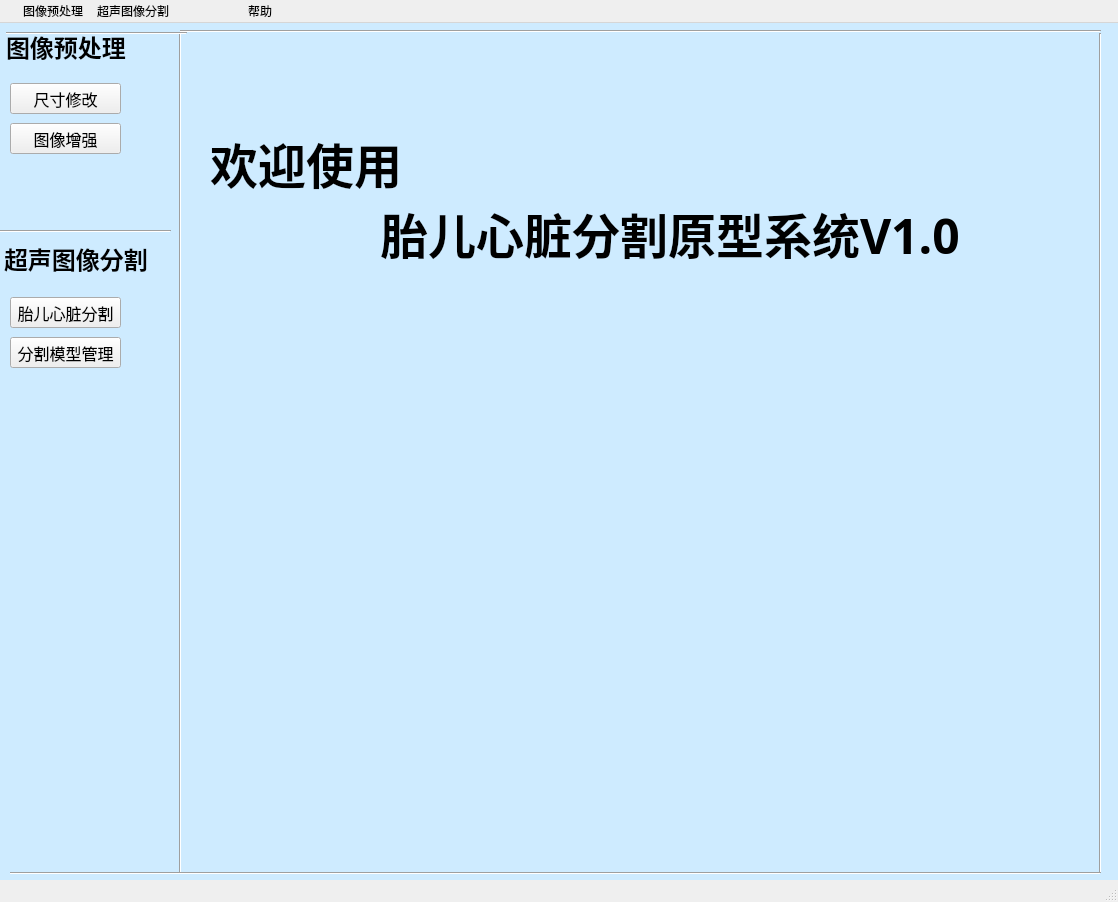
First picture: the form in mainwindow.ui, repository gaoge230/MedialHandle, before the edit.
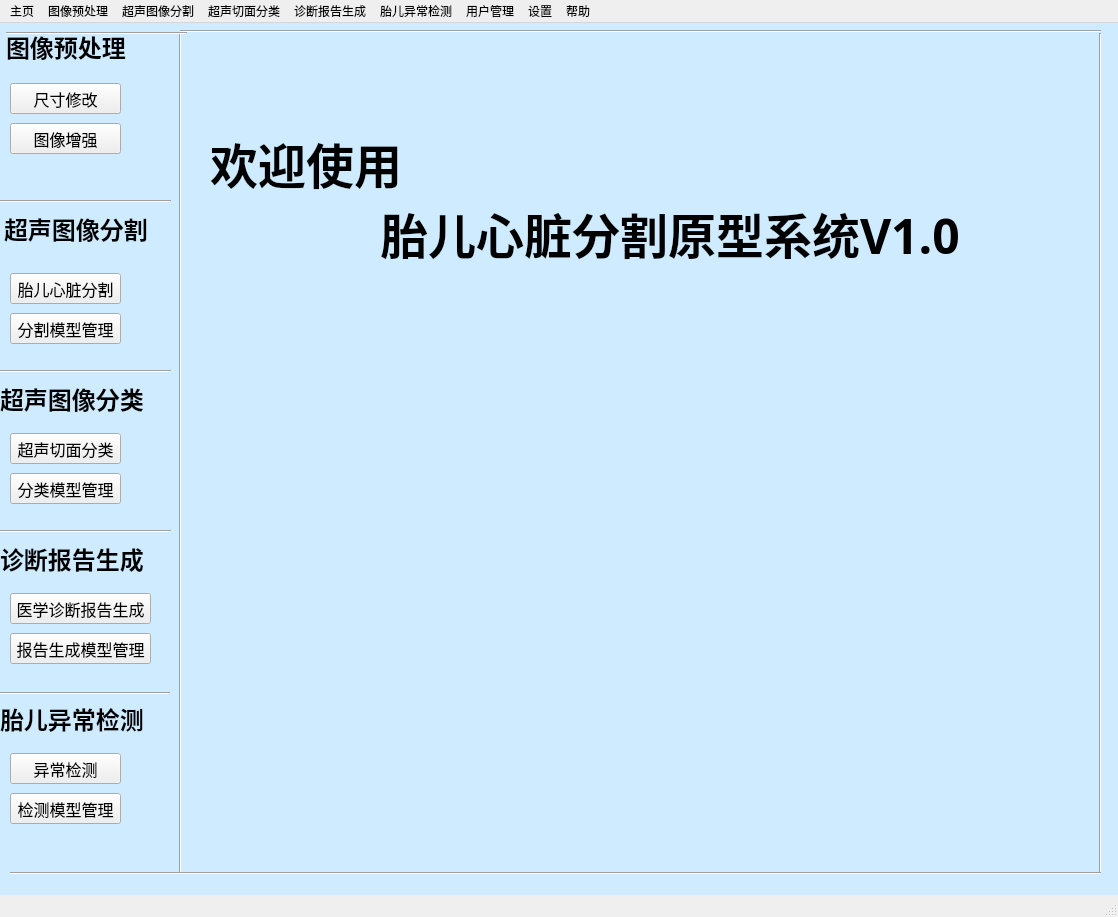
Second picture: the form after the edit. Icons and pictures are not drawn.

The edit to the form file:
```diff
--- a/mainwindow.ui
+++ b/mainwindow.ui
@@ -7,7 +7,7 @@
     <x>0</x>
     <y>0</y>
     <width>1118</width>
-    <height>902</height>
+    <height>917</height>
    </rect>
   </property>
   <property name="windowTitle">
@@ -62,7 +62,7 @@
     <property name="geometry">
      <rect>
       <x>4</x>
-      <y>210</y>
+      <y>180</y>
       <width>171</width>
       <height>51</height>
      </rect>
@@ -83,7 +83,7 @@
     <property name="geometry">
      <rect>
       <x>10</x>
-      <y>274</y>
+      <y>250</y>
       <width>111</width>
       <height>31</height>
      </rect>
@@ -102,7 +102,7 @@
     <property name="geometry">
      <rect>
       <x>10</x>
-      <y>314</y>
+      <y>290</y>
       <width>111</width>
       <height>31</height>
      </rect>
@@ -119,16 +119,22 @@
    </widget>
    <widget class="QPushButton" name="pushButton_5">
     <property name="enabled">
-     <bool>false</bool>
+     <bool>true</bool>
     </property>
     <property name="geometry">
      <rect>
-      <x>30</x>
-      <y>900</y>
-      <width>91</width>
+      <x>10</x>
+      <y>450</y>
+      <width>111</width>
       <height>31</height>
      </rect>
     </property>
+    <property name="font">
+     <font>
+      <family>宋体</family>
+      <pointsize>12</pointsize>
+     </font>
+    </property>
     <property name="text">
      <string>分类模型管理</string>
     </property>
@@ -138,16 +144,22 @@
    </widget>
    <widget class="QPushButton" name="pushButton_6">
     <property name="enabled">
-     <bool>false</bool>
+     <bool>true</bool>
     </property>
     <property name="geometry">
      <rect>
-      <x>30</x>
-      <y>860</y>
-      <width>91</width>
+      <x>10</x>
+      <y>410</y>
+      <width>111</width>
       <height>31</height>
      </rect>
     </property>
+    <property name="font">
+     <font>
+      <family>宋体</family>
+      <pointsize>12</pointsize>
+     </font>
+    </property>
     <property name="text">
      <string>超声切面分类</string>
     </property>
@@ -161,8 +173,8 @@
     </property>
     <property name="geometry">
      <rect>
-      <x>30</x>
-      <y>940</y>
+      <x>280</x>
+      <y>930</y>
       <width>91</width>
       <height>31</height>
      </rect>
@@ -176,18 +188,24 @@
    </widget>
    <widget class="QPushButton" name="pushButton_8">
     <property name="enabled">
-     <bool>false</bool>
+     <bool>true</bool>
     </property>
     <property name="geometry">
      <rect>
-      <x>30</x>
-      <y>1090</y>
-      <width>91</width>
+      <x>10</x>
+      <y>610</y>
+      <width>141</width>
       <height>31</height>
      </rect>
     </property>
+    <property name="font">
+     <font>
+      <family>宋体</family>
+      <pointsize>12</pointsize>
+     </font>
+    </property>
     <property name="text">
-     <string>去噪模型管理</string>
+     <string>报告生成模型管理</string>
     </property>
     <property name="default">
      <bool>false</bool>
@@ -195,18 +213,24 @@
    </widget>
    <widget class="QPushButton" name="pushButton_9">
     <property name="enabled">
-     <bool>false</bool>
+     <bool>true</bool>
     </property>
     <property name="geometry">
      <rect>
-      <x>30</x>
-      <y>1050</y>
-      <width>91</width>
+      <x>10</x>
+      <y>570</y>
+      <width>141</width>
       <height>31</height>
      </rect>
     </property>
+    <property name="font">
+     <font>
+      <family>宋体</family>
+      <pointsize>12</pointsize>
+     </font>
+    </property>
     <property name="text">
-     <string>超声图像去噪</string>
+     <string>医学诊断报告生成</string>
     </property>
     <property name="default">
      <bool>false</bool>
@@ -218,8 +242,8 @@
     </property>
     <property name="geometry">
      <rect>
-      <x>30</x>
-      <y>1130</y>
+      <x>380</x>
+      <y>930</y>
       <width>91</width>
       <height>31</height>
      </rect>
@@ -351,16 +375,22 @@
    </widget>
    <widget class="QPushButton" name="pushButton_13">
     <property name="enabled">
-     <bool>false</bool>
+     <bool>true</bool>
     </property>
     <property name="geometry">
      <rect>
-      <x>30</x>
-      <y>1220</y>
-      <width>91</width>
+      <x>10</x>
+      <y>730</y>
+      <width>111</width>
       <height>31</height>
      </rect>
     </property>
+    <property name="font">
+     <font>
+      <family>宋体</family>
+      <pointsize>12</pointsize>
+     </font>
+    </property>
     <property name="text">
      <string>异常检测</string>
     </property>
@@ -385,7 +415,7 @@
     <property name="geometry">
      <rect>
       <x>-10</x>
-      <y>200</y>
+      <y>170</y>
       <width>181</width>
       <height>16</height>
      </rect>
@@ -422,16 +452,22 @@
    </widget>
    <widget class="QPushButton" name="pushButton_14">
     <property name="enabled">
-     <bool>false</bool>
+     <bool>true</bool>
     </property>
     <property name="geometry">
      <rect>
-      <x>30</x>
-      <y>1260</y>
-      <width>91</width>
+      <x>10</x>
+      <y>770</y>
+      <width>111</width>
       <height>31</height>
      </rect>
     </property>
+    <property name="font">
+     <font>
+      <family>宋体</family>
+      <pointsize>12</pointsize>
+     </font>
+    </property>
     <property name="text">
      <string>检测模型管理</string>
     </property>
@@ -442,8 +478,8 @@
    <widget class="QPushButton" name="pushButton_4">
     <property name="geometry">
      <rect>
-      <x>110</x>
-      <y>860</y>
+      <x>180</x>
+      <y>930</y>
       <width>91</width>
       <height>31</height>
      </rect>
@@ -461,6 +497,12 @@
       <height>891</height>
      </rect>
     </property>
+    <property name="font">
+     <font>
+      <family>宋体</family>
+      <pointsize>12</pointsize>
+     </font>
+    </property>
     <property name="styleSheet">
      <string notr="true">background-color: rgb(206, 235, 255);</string>
     </property>
@@ -468,6 +510,108 @@
      <string/>
     </property>
    </widget>
+   <widget class="Line" name="line_5">
+    <property name="geometry">
+     <rect>
+      <x>-10</x>
+      <y>340</y>
+      <width>181</width>
+      <height>16</height>
+     </rect>
+    </property>
+    <property name="orientation">
+     <enum>Qt::Horizontal</enum>
+    </property>
+   </widget>
+   <widget class="QLabel" name="label_4">
+    <property name="geometry">
+     <rect>
+      <x>0</x>
+      <y>350</y>
+      <width>171</width>
+      <height>51</height>
+     </rect>
+    </property>
+    <property name="font">
+     <font>
+      <family>宋体</family>
+      <pointsize>18</pointsize>
+      <weight>75</weight>
+      <bold>true</bold>
+     </font>
+    </property>
+    <property name="text">
+     <string>超声图像分类</string>
+    </property>
+   </widget>
+   <widget class="Line" name="line_6">
+    <property name="geometry">
+     <rect>
+      <x>-10</x>
+      <y>500</y>
+      <width>181</width>
+      <height>16</height>
+     </rect>
+    </property>
+    <property name="orientation">
+     <enum>Qt::Horizontal</enum>
+    </property>
+   </widget>
+   <widget class="QLabel" name="label_5">
+    <property name="geometry">
+     <rect>
+      <x>0</x>
+      <y>510</y>
+      <width>261</width>
+      <height>51</height>
+     </rect>
+    </property>
+    <property name="font">
+     <font>
+      <family>宋体</family>
+      <pointsize>18</pointsize>
+      <weight>75</weight>
+      <bold>true</bold>
+     </font>
+    </property>
+    <property name="text">
+     <string>诊断报告生成</string>
+    </property>
+   </widget>
+   <widget class="QLabel" name="label_8">
+    <property name="geometry">
+     <rect>
+      <x>0</x>
+      <y>670</y>
+      <width>261</width>
+      <height>51</height>
+     </rect>
+    </property>
+    <property name="font">
+     <font>
+      <family>宋体</family>
+      <pointsize>18</pointsize>
+      <weight>75</weight>
+      <bold>true</bold>
+     </font>
+    </property>
+    <property name="text">
+     <string>胎儿异常检测</string>
+    </property>
+   </widget>
+   <widget class="Line" name="line_7">
+    <property name="geometry">
+     <rect>
+      <x>-10</x>
+      <y>660</y>
+      <width>180</width>
+      <height>20</height>
+     </rect>
+    </property>
+    <property name="orientation">
+     <enum>Qt::Horizontal</enum>
+    </property>
+   </widget>
    <zorder>label_3</zorder>
    <zorder>pushButton_14</zorder>
    <zorder>pushButton_9</zorder>
@@ -491,6 +635,12 @@
    <zorder>line_8</zorder>
    <zorder>line_9</zorder>
    <zorder>pushButton_4</zorder>
+   <zorder>line_5</zorder>
+   <zorder>label_4</zorder>
+   <zorder>line_6</zorder>
+   <zorder>label_5</zorder>
+   <zorder>label_8</zorder>
+   <zorder>line_7</zorder>
   </widget>
   <widget class="QMenuBar" name="menubar">
    <property name="geometry">
@@ -536,7 +686,7 @@
      </font>
     </property>
     <property name="title">
-     <string/>
+     <string>超声切面分类</string>
     </property>
     <addaction name="action_11"/>
     <addaction name="action_12"/>
@@ -550,7 +700,7 @@
      </font>
     </property>
     <property name="title">
-     <string/>
+     <string>诊断报告生成</string>
     </property>
     <addaction name="action_14"/>
     <addaction name="action_15"/>
@@ -564,7 +714,7 @@
      </font>
     </property>
     <property name="title">
-     <string/>
+     <string>胎儿异常检测</string>
     </property>
     <addaction name="action_17"/>
     <addaction name="action_22"/>
@@ -577,7 +727,7 @@
      </font>
     </property>
     <property name="title">
-     <string/>
+     <string>用户管理</string>
     </property>
     <addaction name="action_18"/>
     <addaction name="action_19"/>
@@ -590,7 +740,7 @@
      </font>
     </property>
     <property name="title">
-     <string/>
+     <string>设置</string>
     </property>
     <addaction name="action_20"/>
    </widget>
@@ -616,7 +766,7 @@
      </font>
     </property>
     <property name="title">
-     <string/>
+     <string>主页</string>
     </property>
     <addaction name="action_21"/>
    </widget>
@@ -769,7 +919,7 @@
   </action>
   <action name="action_14">
    <property name="text">
-    <string>超声图像去噪</string>
+    <string>医学诊断报告生成</string>
    </property>
    <property name="font">
     <font>
@@ -780,7 +930,7 @@
   </action>
   <action name="action_15">
    <property name="text">
-    <string>去噪模型管理</string>
+    <string>报告生成模型管理</string>
    </property>
    <property name="font">
     <font>
```
